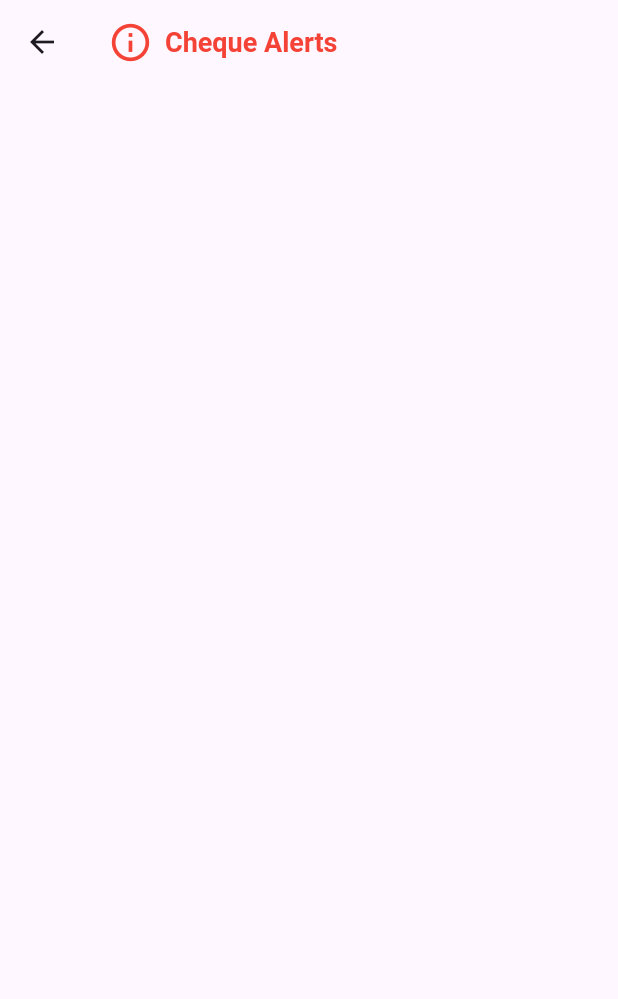
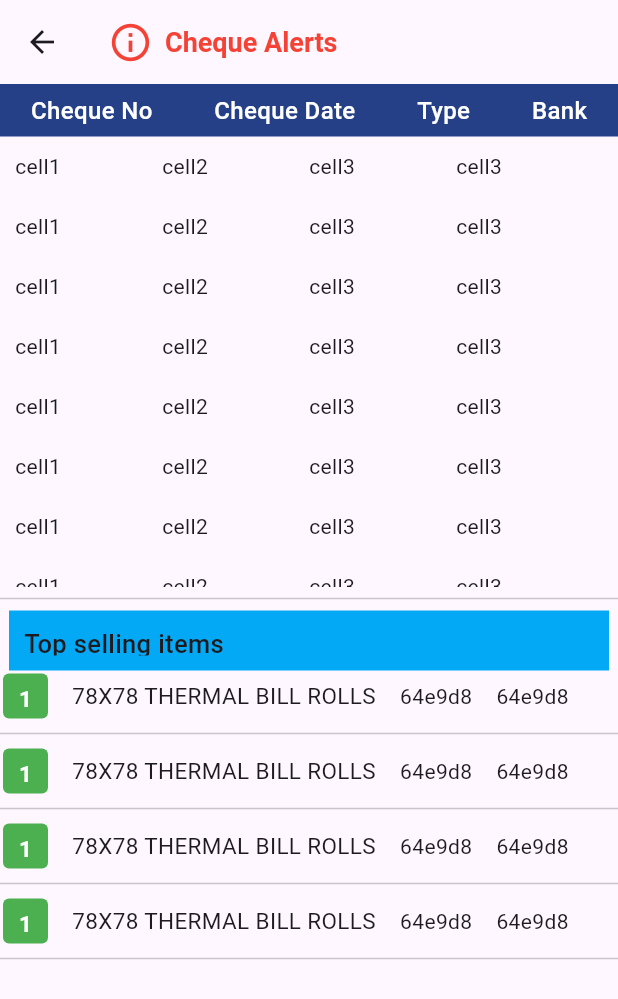
Before and after one commit to DeshanSithumika/Pos-system-app, a Flutter app: the ChequeAlerts screen opened directly, on a phone screen of 412 x 824 dp. Shown: the top 999 px of the screen. Run offline on Flutter 3.47's test engine with Material 2 defaults, Android fonts, the phone set to English and light mode, and no system bars; our stand-ins replace responsive_framework.

```diff
--- a/pos_system/lib/screens/dashboard/chequeAlerts/cheque_alerts.dart
+++ b/pos_system/lib/screens/dashboard/chequeAlerts/cheque_alerts.dart
@@ -1,5 +1,8 @@
 import 'package:flutter/material.dart';
 import 'package:pos_system/Utils/custom_text.dart';
+import 'package:pos_system/screens/dashboard/widgets/selling_item_row.dart';
+import 'package:pos_system/widgets/four_colum_data_row.dart';
+import 'package:pos_system/widgets/four_column_header.dart';
 
 class ChequeAlerts extends StatefulWidget {
   const ChequeAlerts({super.key});
@@ -28,7 +31,42 @@ class _ChequeAlertsState extends State<ChequeAlerts> {
         ),
       ),
       body: Column(
-        children: [],
+        children: [
+          const FourColumnHeader(
+            colOne: "Cheque No",
+            colTwo: "Cheque Date",
+            colTree: "Type",
+            colFour: "Bank",
+          ),
+          SizedBox(
+            height: 300,
+            child: ListView.builder(
+              itemBuilder: (context, index) => const FourColumDataRow(),
+              itemCount: 30,
+            ),
+          ),
+          const Divider(),
+          Container(
+            height: 40,
+            width: 400,
+            padding: const EdgeInsets.all(10),
+            decoration: const BoxDecoration(color: Colors.lightBlue),
+            child: const Text(
+              "Top selling items",
+              style: TextStyle(fontSize: 17, fontWeight: FontWeight.w500),
+            ),
+          ),
+          Expanded(
+            child: ListView.builder(
+              itemBuilder: (context, index) => const SellingItemRow(
+                  itemNumb: "1",
+                  itemName: "78X78 THERMAL BILL ROLLS",
+                  itemCode: "64e9d8",
+                  itemCount: "71 items"),
+              itemCount: 4,
+            ),
+          ),
+        ],
       ),
     );
   }
--- /dev/null
+++ b/pos_system/lib/screens/dashboard/widgets/selling_item_row.dart
@@ -0,0 +1,59 @@
+import 'package:flutter/material.dart';
+
+class SellingItemRow extends StatelessWidget {
+  const SellingItemRow({
+    required this.itemNumb,
+    required this.itemName,
+    required this.itemCode,
+    required this.itemCount,
+    super.key,
+  });
+
+  final String itemNumb;
+  final String itemName;
+  final String itemCode;
+  final String itemCount;
+
+  @override
+  Widget build(BuildContext context) {
+    return Column(
+      children: [
+        Padding(
+          padding: const EdgeInsets.all(2),
+          child: SizedBox(
+              child: Row(
+            children: [
+              Container(
+                width: 30,
+                height: 30,
+                padding: const EdgeInsets.all(6),
+                decoration: const BoxDecoration(
+                    borderRadius: BorderRadius.all(Radius.circular(4)),
+                    color: Colors.green),
+                child: Center(
+                  child: Text(
+                    itemNumb,
+                    style: const TextStyle(
+                        fontWeight: FontWeight.bold,
+                        fontSize: 15,
+                        color: Colors.white),
+                  ),
+                ),
+              ),
+              const VerticalDivider(),
+              Text(
+                itemName,
+                style: const TextStyle(fontSize: 15),
+              ),
+              const VerticalDivider(),
+              Text(itemCode),
+              const VerticalDivider(),
+              Text(itemCode),
+            ],
+          )),
+        ),
+        const Divider()
+      ],
+    );
+  }
+}
```
Also changed, not shown: pos_system/lib/screens/Inventory/inventory_row.dart (added, +58 -0 lines), pos_system/lib/screens/Inventory/inventory_screen.dart (added, +100 -0 lines), pos_system/lib/screens/dashboard/stockAlerts/stock_alerts.dart (+27 -2 lines), pos_system/lib/screens/mainScreen/main_screen.dart (+12 -3 lines), pos_system/lib/screens/products/product_row.dart (added, +51 -0 lines), pos_system/lib/screens/products/products_screen.dart (added, +161 -0 lines), pos_system/lib/widgets/short_barcodebar.dart (added, +35 -0 lines), pos_system/lib/widgets/short_searchbar.dart (added, +31 -0 lines).
